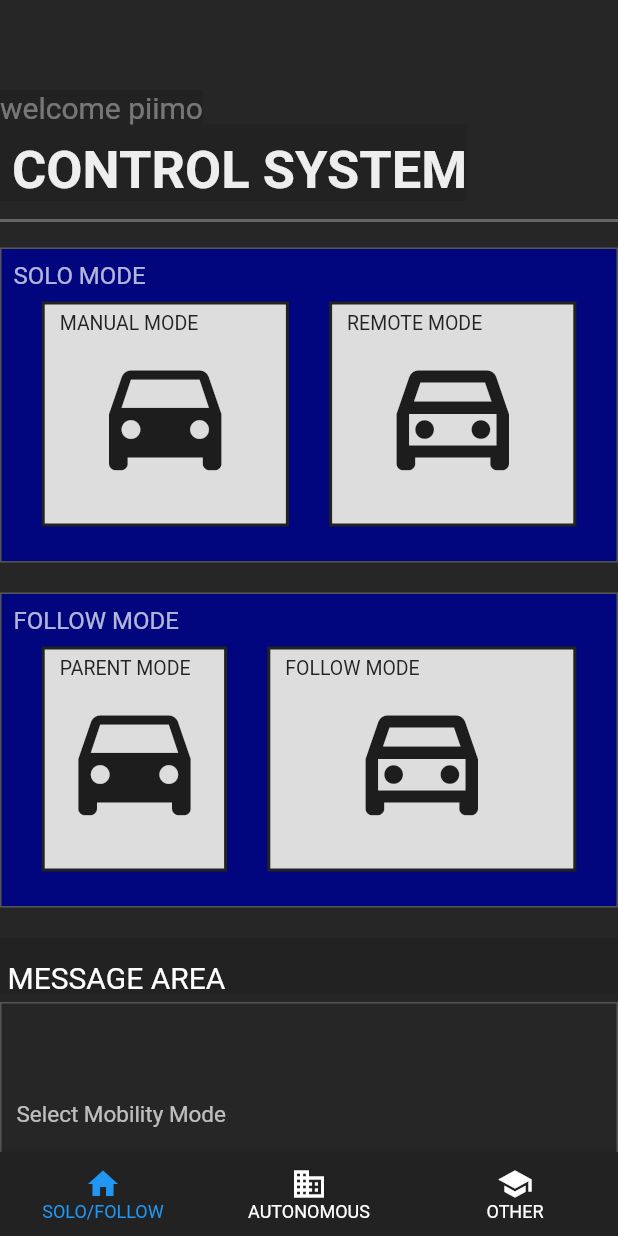
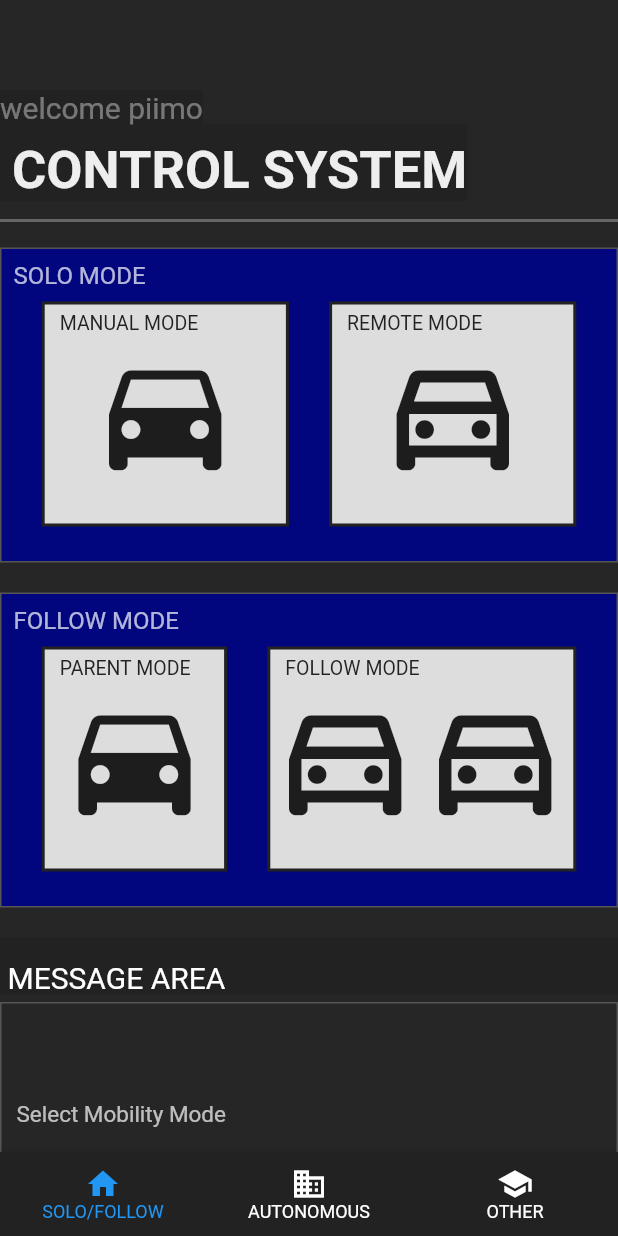
Before and after one commit to sota1111/flut, a Flutter app: the screen it shows after launch, on a phone screen of 412 x 824 dp. Run offline on Flutter 3.47's test engine with Material 2 defaults, Android fonts, the phone set to English and light mode, and no system bars; our stand-ins replace flutter_riverpod, hive, hive_flutter, screenshot, share_plus; accounts and stored records are empty.

```diff
--- a/robot_ui/lib/common.dart
+++ b/robot_ui/lib/common.dart
@@ -1,5 +1,3 @@
-import 'package:flutter_riverpod/flutter_riverpod.dart';
-
 enum Mode {
   neutral,
   manual,
--- a/robot_ui/lib/parent_follow.dart
+++ b/robot_ui/lib/parent_follow.dart
@@ -3,21 +3,7 @@ import 'package:flutter/cupertino.dart';
 import 'package:flutter/material.dart';
 import 'package:flutter_riverpod/flutter_riverpod.dart';
 import 'common.dart';
-
-final modeProvider = StateNotifierProvider<ModeNotifier, Mode>(
-        (ref) => ModeNotifier(Mode.neutral));
-
-class ModeNotifier extends StateNotifier<Mode> {
-  ModeNotifier(Mode state) : super(state);
-
-  void changeMode(Mode newMode) {
-    if (newMode == state) {
-      state = Mode.neutral;
-    } else {
-      state = newMode;
-    }
-  }
-}
+import 'manual_remote.dart';
 
 class ParentFollow extends ConsumerWidget {
   @override
@@ -110,12 +96,23 @@ class ParentFollow extends ConsumerWidget {
                     ),
                     child: Stack(
                       children: [
+                        Row(
+                          children: [
                             Center(
                               child: Icon(
                                 Icons.directions_car_filled_outlined,
                                 color: Colors.black87,
                                 size: 100,
                               ),
+                            ),
+                            Center(
+                              child: Icon(
+                                Icons.directions_car_filled_outlined,
+                                color: Colors.black87,
+                                size: 100,
+                              ),
+                            ),
+                          ],
                         ),
                         Positioned(
                           top: 5,
```
Lines whose indentation alone changed are shown as unchanged.
